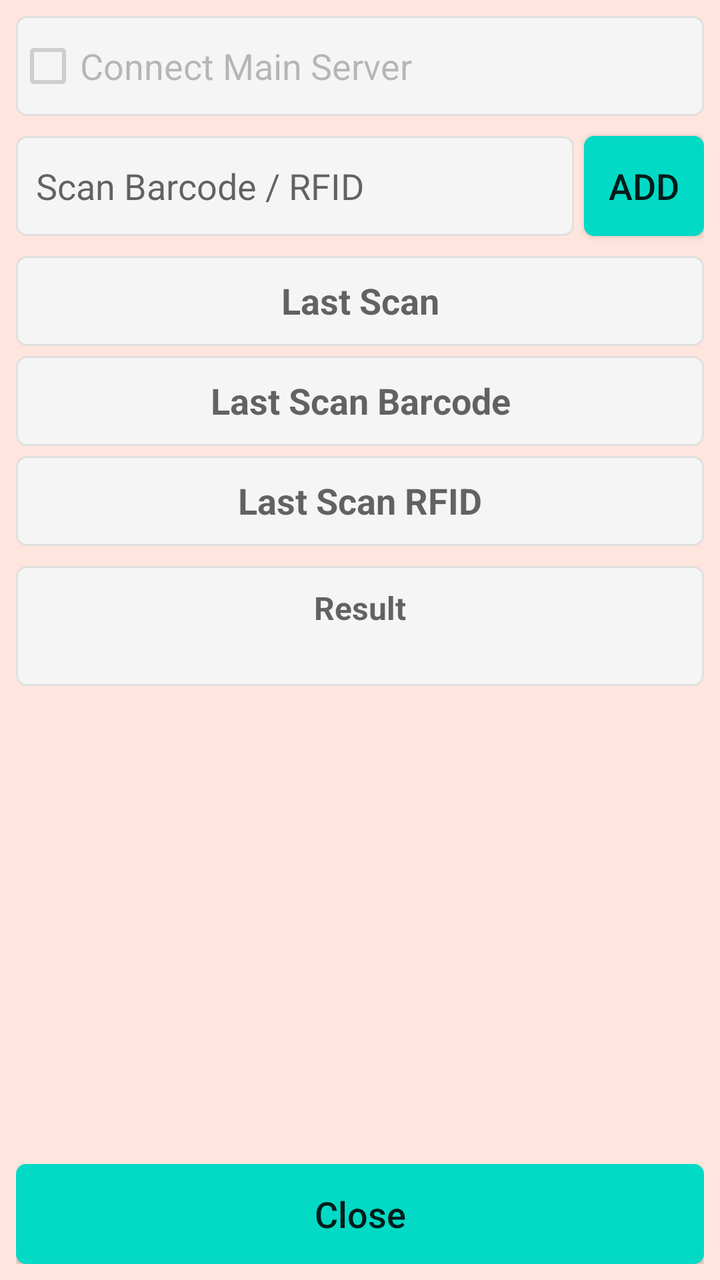
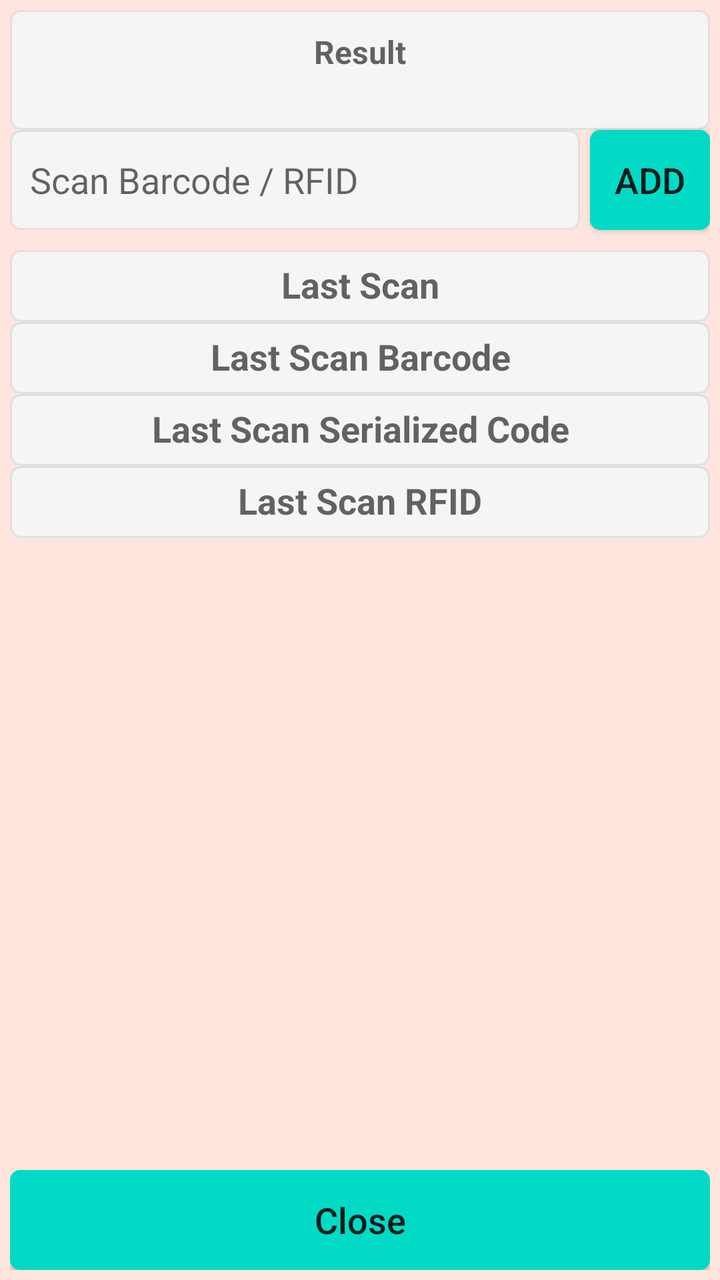

Before-and-after screenshots of an Android layout around one commit, followed by the original layout XML and the change that was made.
<!-- AndroidManifest.xml: application theme AppTheme -->
<!-- res/layout/popup_ageing_stock_taking_scan_items.xml -->
<?xml version="1.0" encoding="utf-8"?>
<androidx.constraintlayout.widget.ConstraintLayout
    xmlns:android="http://schemas.android.com/apk/res/android"
    xmlns:app="http://schemas.android.com/apk/res-auto"
    xmlns:tools="http://schemas.android.com/tools"
    android:layout_width="370dp"
    android:padding="8dp"
    android:background="@color/colorBackPopup"
    android:layout_gravity="center"
    android:layout_height="420dp">

    <CheckBox
        android:id="@+id/ch_ageing_stock_taking_popup_main_server"
        android:layout_width="0dp"
        android:layout_height="50dp"
        android:background="@drawable/et_custom"
        android:text="Connect Main Server"
        android:textSize="18dp"
        android:enabled="false"
        app:layout_constraintEnd_toEndOf="parent"
        app:layout_constraintStart_toStartOf="parent"
        app:layout_constraintTop_toTopOf="parent" />

    <EditText
        android:id="@+id/et_ageing_stock_taking_popup_barcode"
        android:layout_width="0dp"
        android:layout_height="50dp"
        android:layout_marginTop="10dp"
        android:layout_marginRight="5dp"
        android:background="@drawable/et_custom"
        android:hint="Scan Barcode / RFID"
        android:padding="10dp"
        android:textColor="@color/coloBlack"
        android:textSize="18dp"
        app:layout_constraintEnd_toStartOf="@+id/bt_ageing_stock_taking_popup_add"
        app:layout_constraintStart_toStartOf="parent"
        app:layout_constraintTop_toBottomOf="@+id/ch_ageing_stock_taking_popup_main_server" />

    <TextView
        android:id="@+id/tv_ageing_stock_taking_popup_last_barcode"
        android:layout_width="0dp"
        android:layout_height="45dp"
        android:layout_marginTop="5dp"
        android:background="@drawable/et_custom"
        android:hint="Last Scan Barcode"
        android:padding="10dp"
        android:textAlignment="center"
        android:textColor="@color/coloRed"
        android:textSize="18dp"
        android:textStyle="bold"
        app:layout_constraintEnd_toEndOf="parent"
        app:layout_constraintStart_toStartOf="parent"
        app:layout_constraintTop_toBottomOf="@+id/tv_ageing_stock_taking_popup_last" />

    <TextView
        android:id="@+id/tv_ageing_stock_taking_popup_last_rfid"
        android:layout_width="0dp"
        android:layout_height="45dp"
        android:layout_marginTop="5dp"
        android:background="@drawable/et_custom"
        android:hint="Last Scan RFID"
        android:padding="10dp"
        android:textAlignment="center"
        android:textColor="@color/coloRed"
        android:textSize="18dp"
        android:textStyle="bold"
        app:layout_constraintEnd_toEndOf="parent"
        app:layout_constraintStart_toStartOf="parent"
        app:layout_constraintTop_toBottomOf="@+id/tv_ageing_stock_taking_popup_last_barcode" />

    <TextView
        android:id="@+id/tv_ageing_stock_taking_popup_last"
        android:layout_width="0dp"
        android:layout_height="45dp"
        android:layout_marginTop="10dp"
        android:background="@drawable/et_custom"
        android:hint="Last Scan"
        android:padding="10dp"
        android:textAlignment="center"
        android:textColor="@color/coloRed"
        android:textSize="18dp"
        android:textStyle="bold"
        app:layout_constraintEnd_toEndOf="parent"
        app:layout_constraintStart_toStartOf="parent"
        app:layout_constraintTop_toBottomOf="@+id/et_ageing_stock_taking_popup_barcode" />

    <TextView
        android:id="@+id/tv_ageing_stock_taking_popup_result"
        android:layout_width="0dp"
        android:layout_height="60dp"
        android:layout_marginTop="10dp"
        android:background="@drawable/et_custom"
        android:hint="Result"
        android:padding="10dp"
        android:textAlignment="center"
        android:textColor="@color/coloRed"
        android:textSize="16dp"
        android:textStyle="bold"
        app:layout_constraintEnd_toEndOf="parent"
        app:layout_constraintStart_toStartOf="parent"
        app:layout_constraintTop_toBottomOf="@+id/tv_ageing_stock_taking_popup_last_rfid" />

    <Button
        android:id="@+id/bt_ageing_stock_taking_popup_close"
        android:layout_width="0dp"
        android:layout_height="50dp"
        android:background="@drawable/btn_custom1"
        android:text="Close"
        android:textAllCaps="false"
        android:textSize="18sp"
        app:layout_constraintBottom_toBottomOf="parent"
        app:layout_constraintEnd_toEndOf="parent"
        app:layout_constraintStart_toStartOf="parent" />

    <Button
        android:id="@+id/bt_ageing_stock_taking_popup_add"
        android:layout_width="60dp"
        android:layout_height="50dp"
        android:background="@drawable/btn_custom1"
        android:text="ADD"
        android:textAllCaps="false"
        android:textSize="18sp"
        app:layout_constraintBottom_toBottomOf="@+id/et_ageing_stock_taking_popup_barcode"
        app:layout_constraintEnd_toEndOf="parent"
        app:layout_constraintTop_toTopOf="@+id/et_ageing_stock_taking_popup_barcode" />



</androidx.constraintlayout.widget.ConstraintLayout>
<!-- resources referenced by this layout -->
<resources>
  <color name="coloBlack">#000000</color>
  <color name="coloRed">#ff0000</color>
  <color name="colorBackPopup">#FFE5DD</color>
  <!-- drawable btn_custom1 (drawable) -->
  <?xml version="1.0" encoding="utf-8"?>
  <shape xmlns:android="http://schemas.android.com/apk/res/android"
      android:padding="10dp"
      android:shape="rectangle" >
  
      <solid android:color="@color/colorBtn" />
  
      <corners
          android:bottomLeftRadius="5dp"
          android:bottomRightRadius="5dp"
          android:topLeftRadius="5dp"
          android:topRightRadius="5dp" />
  
  </shape>
  <!-- drawable et_custom (drawable) -->
  <?xml version="1.0" encoding="utf-8"?>
  <shape xmlns:android="http://schemas.android.com/apk/res/android"
      android:padding="10dp"
      android:shape="rectangle" >
  
      <solid android:color="#f5f5f5" />
  
      <stroke
          android:width="1dp"
          android:color="#e0e0e0" />
  
      <corners
          android:bottomLeftRadius="5dp"
          android:bottomRightRadius="5dp"
          android:topLeftRadius="5dp"
          android:topRightRadius="5dp" />
  
  </shape>
  <style name="AppTheme" parent="Theme.AppCompat.Light.NoActionBar">
          
          <item name="colorPrimary">@color/colorPrimary</item>
          <item name="colorPrimaryDark">@color/colorPrimaryDark</item>
          <item name="colorAccent">@color/colorAccent</item>
      </style>
  <color name="colorBtn">#03DAC5</color>
  <color name="colorPrimary">#ffb200</color>
  <color name="colorPrimaryDark">#ffb200</color>
  <color name="colorAccent">#000000</color>
</resources>

<!-- the commit's change to res/layout/popup_ageing_stock_taking_scan_items.xml (unified diff, before → after) -->
@@ -4,7 +4,7 @@
     xmlns:app="http://schemas.android.com/apk/res-auto"
     xmlns:tools="http://schemas.android.com/tools"
     android:layout_width="370dp"
-    android:padding="8dp"
+    android:padding="5dp"
     android:background="@color/colorBackPopup"
     android:layout_gravity="center"
     android:layout_height="420dp">
@@ -39,11 +39,11 @@
     <TextView
         android:id="@+id/tv_ageing_stock_taking_popup_last_barcode"
         android:layout_width="0dp"
-        android:layout_height="45dp"
-        android:layout_marginTop="5dp"
+        android:layout_height="36dp"
+        android:layout_marginTop="0dp"
         android:background="@drawable/et_custom"
         android:hint="Last Scan Barcode"
-        android:padding="10dp"
+        android:padding="5dp"
         android:textAlignment="center"
         android:textColor="@color/coloRed"
         android:textSize="18dp"
@@ -53,13 +53,13 @@
         app:layout_constraintTop_toBottomOf="@+id/tv_ageing_stock_taking_popup_last" />
 
     <TextView
-        android:id="@+id/tv_ageing_stock_taking_popup_last_rfid"
+        android:id="@+id/tv_ageing_stock_taking_popup_last_serializedcode"
         android:layout_width="0dp"
-        android:layout_height="45dp"
-        android:layout_marginTop="5dp"
+        android:layout_height="36dp"
+        android:layout_marginTop="0dp"
         android:background="@drawable/et_custom"
-        android:hint="Last Scan RFID"
-        android:padding="10dp"
+        android:hint="Last Scan Serialized Code"
+        android:padding="5dp"
         android:textAlignment="center"
         android:textColor="@color/coloRed"
         android:textSize="18dp"
@@ -69,13 +69,29 @@
         app:layout_constraintTop_toBottomOf="@+id/tv_ageing_stock_taking_popup_last_barcode" />
 
     <TextView
+        android:id="@+id/tv_ageing_stock_taking_popup_last_rfid"
+        android:layout_width="0dp"
+        android:layout_height="36dp"
+        android:layout_marginTop="0dp"
+        android:background="@drawable/et_custom"
+        android:hint="Last Scan RFID"
+        android:padding="5dp"
+        android:textAlignment="center"
+        android:textColor="@color/coloRed"
+        android:textSize="18dp"
+        android:textStyle="bold"
+        app:layout_constraintEnd_toEndOf="parent"
+        app:layout_constraintStart_toStartOf="parent"
+        app:layout_constraintTop_toBottomOf="@+id/tv_ageing_stock_taking_popup_last_serializedcode" />
+
+    <TextView
         android:id="@+id/tv_ageing_stock_taking_popup_last"
         android:layout_width="0dp"
-        android:layout_height="45dp"
+        android:layout_height="36dp"
         android:layout_marginTop="10dp"
         android:background="@drawable/et_custom"
         android:hint="Last Scan"
-        android:padding="10dp"
+        android:padding="5dp"
         android:textAlignment="center"
         android:textColor="@color/coloRed"
         android:textSize="18dp"
@@ -88,7 +104,6 @@
         android:id="@+id/tv_ageing_stock_taking_popup_result"
         android:layout_width="0dp"
         android:layout_height="60dp"
-        android:layout_marginTop="10dp"
         android:background="@drawable/et_custom"
         android:hint="Result"
         android:padding="10dp"
@@ -98,7 +113,7 @@
         android:textStyle="bold"
         app:layout_constraintEnd_toEndOf="parent"
         app:layout_constraintStart_toStartOf="parent"
-        app:layout_constraintTop_toBottomOf="@+id/tv_ageing_stock_taking_popup_last_rfid" />
+        tools:layout_editor_absoluteY="277dp" />
 
     <Button
         android:id="@+id/bt_ageing_stock_taking_popup_close"
